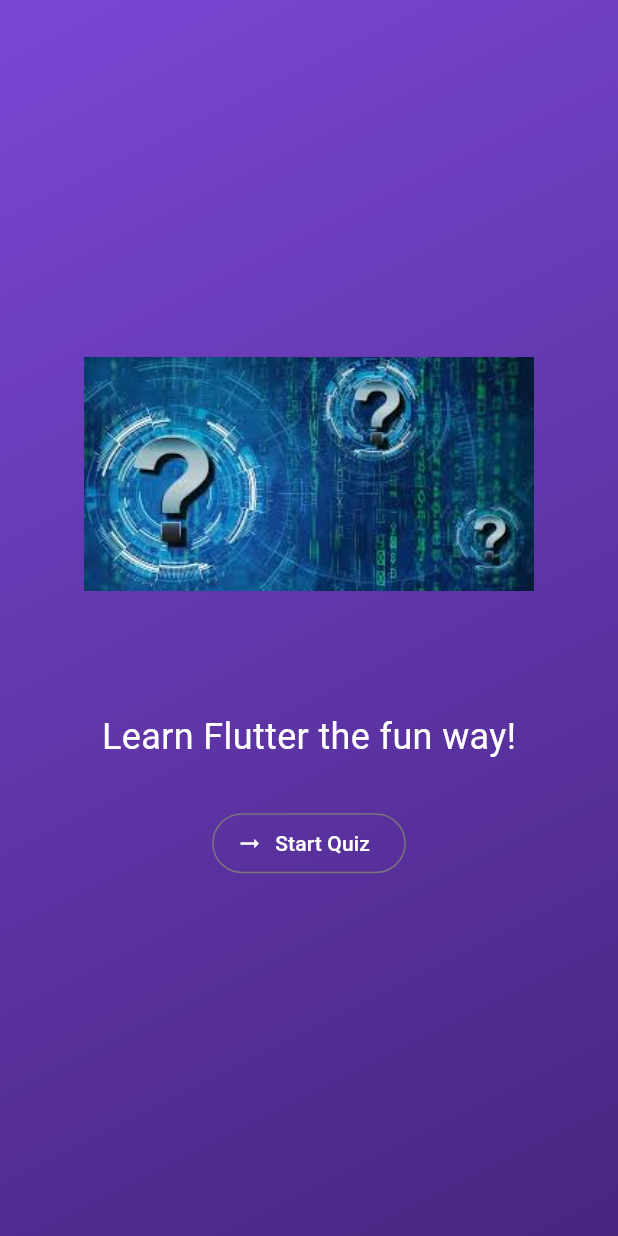
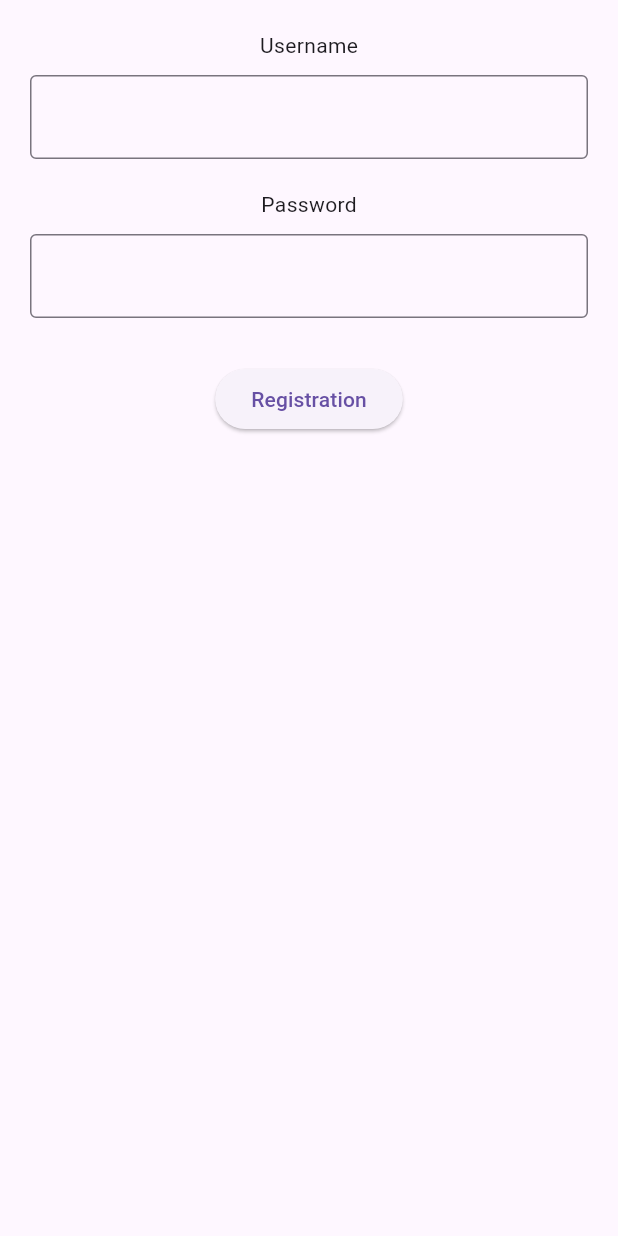
Before and after one commit to remyamp1/Project1_QuizApp, a Flutter app: the screen it shows after launch, on a phone screen of 412 x 824 dp. Run offline on Flutter 3.47's test engine with Material 3 defaults, Android fonts, the phone set to English and light mode, and no system bars; our stand-ins replace firebase_core, hive, hive_flutter; accounts and stored records are empty.

Commit message:
17-12-24

```diff
--- a/lib/main.dart
+++ b/lib/main.dart
@@ -1,6 +1,24 @@
+
 import 'package:flutter/material.dart';
-import 'package:quizapp/quiz.dart';
+import 'package:hive/hive.dart';
+import 'package:hive_flutter/hive_flutter.dart';
 
-void main() {
-  runApp(const Quiz());
+import 'package:quizapp/reg.dart';
+
+void main() async{
+  await Hive.initFlutter();
+  var box=await Hive.openBox('mybox');
+  runApp(const MyApp());
 }
+
+class MyApp extends StatelessWidget {
+  const MyApp({super.key});
+
+  // This widget is the root of your application.
+  @override
+  Widget build(BuildContext context) {
+    return MaterialApp(
+      debugShowCheckedModeBanner: false,
+      home:RegistrationExample(),);
+  }
+}
--- /dev/null
+++ b/lib/reg.dart
@@ -0,0 +1,61 @@
+import 'package:flutter/material.dart';
+import 'package:hive/hive.dart';
+import 'package:quizapp/login.dart';
+
+class RegistrationExample extends StatefulWidget {
+  const RegistrationExample({super.key});
+
+  @override
+  State<RegistrationExample> createState() => _RegistrationExampleState();
+}
+
+class _RegistrationExampleState extends State<RegistrationExample> {
+ TextEditingController usernameController=TextEditingController();
+TextEditingController passwordController=TextEditingController();
+  late Box box;
+  @override
+  void initState(){
+    super.initState();
+    box=Hive.box('mybox');
+  }
+  Widget build(BuildContext context) {
+    return Scaffold(
+      body:
+      Center(
+        child: Padding(
+          padding: const EdgeInsets.all(20.0),
+          child: Column(
+            mainAxisAlignment: MainAxisAlignment.start,
+            children: [
+              Text("Username"),
+              SizedBox(height: 10),
+
+              TextField(
+       controller: usernameController,
+                decoration: InputDecoration(border: OutlineInputBorder(),),),
+              SizedBox(height: 20),
+
+              Text("Password"),
+              SizedBox(height: 10),
+
+              TextField
+
+              (
+                controller: passwordController,
+                decoration: InputDecoration(border: OutlineInputBorder()),),
+              SizedBox(height: 30),
+              ElevatedButton(onPressed: (){
+
+                setState(() {
+                  box.put('username', usernameController.text);
+                  box.put('password',passwordController.text);
+                });
+                Navigator.push(context, MaterialPageRoute(builder: (context)=>LoginExample()));
+              }, child: Text("Registration"))
+            ],
+          ),
+        ),
+      ),
+    );
+  }
+}
--- a/pubspec.yaml
+++ b/pubspec.yaml
@@ -37,6 +37,9 @@ dependencies:
   cupertino_icons: ^1.0.8
   firebase_core: ^3.8.1
   cloud_firestore: ^5.5.1
+  shared_preferences: ^2.3.3
+  hive: ^2.2.3
+  hive_flutter: ^1.1.0
 
 dev_dependencies:
   flutter_test:
```
Also changed, not shown: lib/login.dart (added, +78 -0 lines), pubspec.lock, 1 other file.
